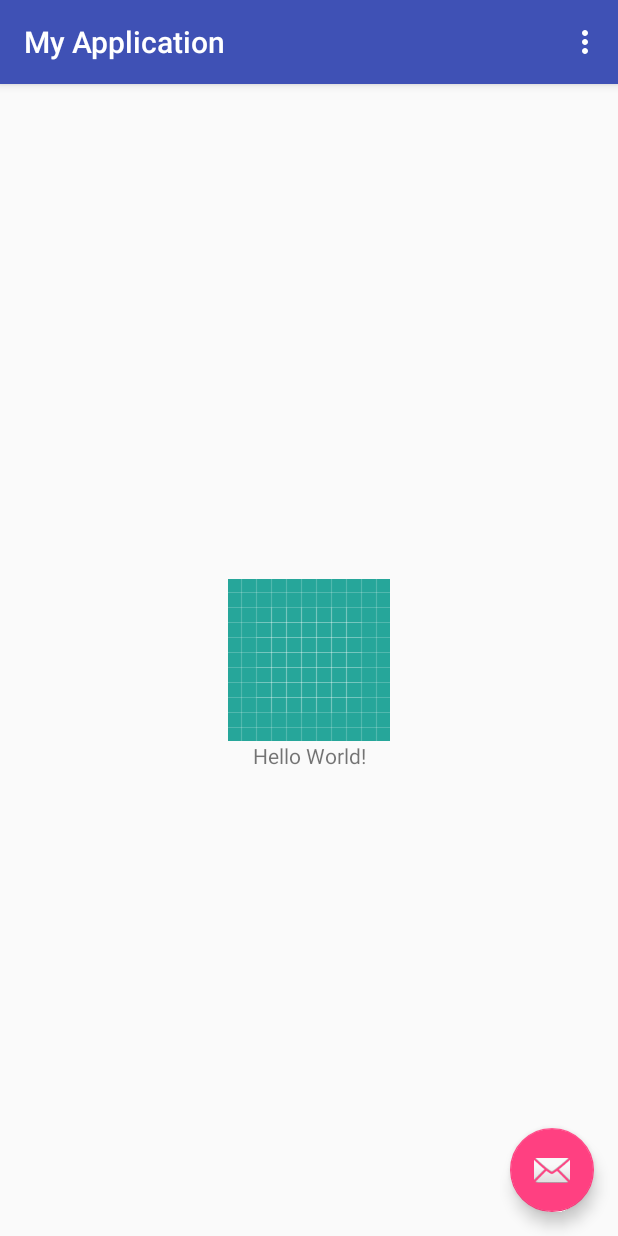
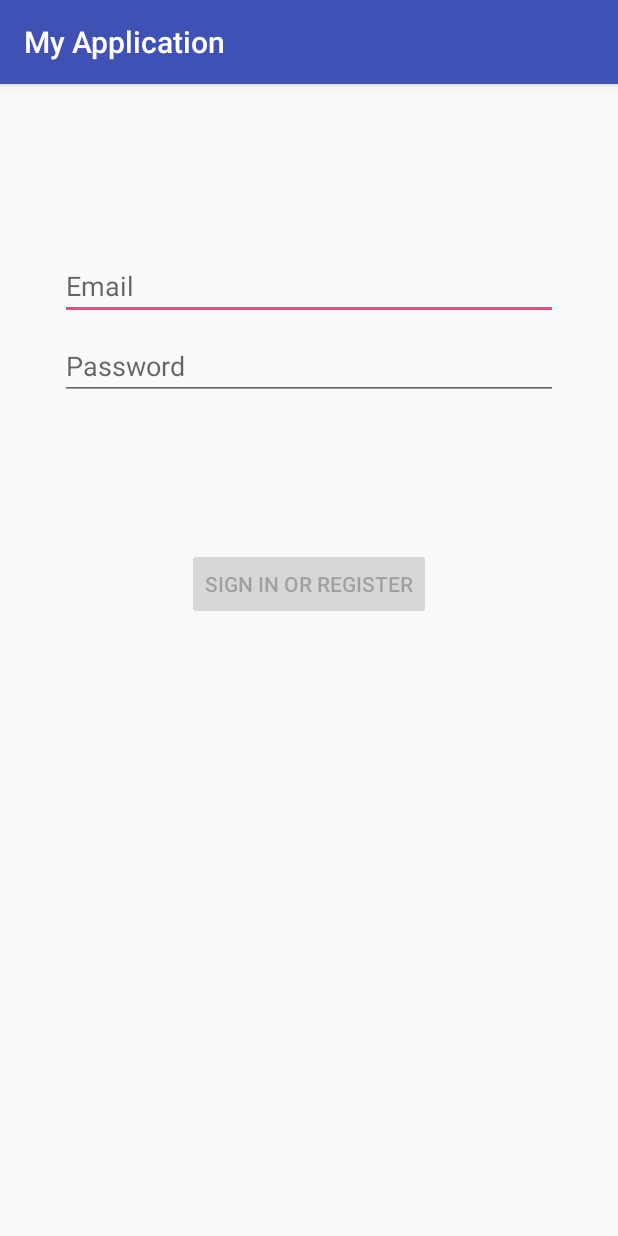
Before and after one commit to parulsinghal12/PracticeApp, an Android app: the screen it shows after launch (MainActivity before the commit, LoginActivity after it), on a phone screen of 412 x 824 dp. Run offline under Robolectric (Android 15) with nearby library versions, the phone set to English and light mode, and no system bars.

Commit message:
Login activity with Room database support. Presenter layer yet to be added.

```diff
--- a/TestApp/app/src/main/java/com/example/lenovo/myapplication/DataManager.java
+++ b/TestApp/app/src/main/java/com/example/lenovo/myapplication/glide/DataManager.java
@@ -1,4 +1,4 @@
-package com.example.lenovo.myapplication;
+package com.example.lenovo.myapplication.glide;
 
 public class DataManager {
 
--- a/TestApp/app/src/main/java/com/example/lenovo/myapplication/Utils.java
+++ b/TestApp/app/src/main/java/com/example/lenovo/myapplication/glide/Utils.java
@@ -1,4 +1,4 @@
-package com.example.lenovo.myapplication;
+package com.example.lenovo.myapplication.glide;
 
 import android.graphics.Bitmap;
 import android.graphics.BitmapFactory;
--- /dev/null
+++ b/TestApp/app/src/main/java/com/example/lenovo/myapplication/mvp/ui/LoginActivity.java
@@ -0,0 +1,16 @@
+package com.example.lenovo.myapplication.mvp.ui;
+
+import androidx.appcompat.app.AppCompatActivity;
+
+import android.os.Bundle;
+
+import com.example.lenovo.myapplication.R;
+
+public class LoginActivity extends AppCompatActivity {
+
+    @Override
+    protected void onCreate(Bundle savedInstanceState) {
+        super.onCreate(savedInstanceState);
+        setContentView(R.layout.activity_login);
+    }
+}
--- /dev/null
+++ b/TestApp/app/src/main/res/layout/activity_login.xml
@@ -0,0 +1,78 @@
+<?xml version="1.0" encoding="utf-8"?>
+<androidx.constraintlayout.widget.ConstraintLayout
+    xmlns:android="http://schemas.android.com/apk/res/android"
+    xmlns:app="http://schemas.android.com/apk/res-auto"
+    xmlns:tools="http://schemas.android.com/tools"
+    android:id="@+id/container"
+    android:layout_width="match_parent"
+    android:layout_height="match_parent"
+    android:paddingBottom="@dimen/activity_vertical_margin"
+    android:paddingLeft="@dimen/activity_horizontal_margin"
+    android:paddingRight="@dimen/activity_horizontal_margin"
+    android:paddingTop="@dimen/activity_vertical_margin"
+    tools:context=".mvp.ui.LoginActivity">
+
+    <EditText
+        android:id="@+id/username"
+        android:layout_width="0dp"
+        android:layout_height="wrap_content"
+        android:layout_marginStart="24dp"
+        android:layout_marginTop="96dp"
+        android:layout_marginEnd="24dp"
+        android:hint="@string/prompt_email"
+        android:inputType="textEmailAddress"
+        android:selectAllOnFocus="true"
+        app:layout_constraintEnd_toEndOf="parent"
+        app:layout_constraintStart_toStartOf="parent"
+        app:layout_constraintTop_toTopOf="parent" />
+
+    <EditText
+        android:id="@+id/password"
+        android:layout_width="0dp"
+        android:layout_height="wrap_content"
+        android:layout_marginStart="24dp"
+        android:layout_marginTop="8dp"
+        android:layout_marginEnd="24dp"
+        android:hint="@string/prompt_password"
+        android:imeActionLabel="@string/action_sign_in_short"
+        android:imeOptions="actionDone"
+        android:inputType="textPassword"
+        android:selectAllOnFocus="true"
+        app:layout_constraintEnd_toEndOf="parent"
+        app:layout_constraintStart_toStartOf="parent"
+        app:layout_constraintTop_toBottomOf="@+id/username" />
+
+    <Button
+        android:id="@+id/login"
+        android:enabled="false"
+        android:layout_width="wrap_content"
+        android:layout_height="wrap_content"
+        android:layout_gravity="start"
+        android:layout_marginStart="48dp"
+        android:layout_marginTop="16dp"
+        android:layout_marginEnd="48dp"
+        android:layout_marginBottom="64dp"
+        android:text="@string/action_sign_in"
+        app:layout_constraintBottom_toBottomOf="parent"
+        app:layout_constraintEnd_toEndOf="parent"
+        app:layout_constraintStart_toStartOf="parent"
+        app:layout_constraintTop_toBottomOf="@+id/password"
+        app:layout_constraintVertical_bias="0.2" />
+
+
+    <ProgressBar
+        android:id="@+id/loading"
+        android:visibility="gone"
+        android:layout_width="wrap_content"
+        android:layout_height="wrap_content"
+        android:layout_gravity="center"
+        android:layout_marginStart="32dp"
+        android:layout_marginTop="64dp"
+        android:layout_marginEnd="32dp"
+        android:layout_marginBottom="64dp"
+        app:layout_constraintBottom_toBottomOf="parent"
+        app:layout_constraintEnd_toEndOf="@+id/password"
+        app:layout_constraintStart_toStartOf="@+id/password"
+        app:layout_constraintTop_toTopOf="parent"
+        app:layout_constraintVertical_bias="0.3" />
+</androidx.constraintlayout.widget.ConstraintLayout>
--- a/TestApp/app/src/main/res/layout/activity_main.xml
+++ b/TestApp/app/src/main/res/layout/activity_main.xml
@@ -4,7 +4,7 @@
     xmlns:tools="http://schemas.android.com/tools"
     android:layout_width="match_parent"
     android:layout_height="match_parent"
-    tools:context=".MainActivity">
+    tools:context=".glide.MainActivity">
 
     <com.google.android.material.appbar.AppBarLayout
         android:layout_width="match_parent"
--- a/TestApp/app/src/main/res/layout/content_main.xml
+++ b/TestApp/app/src/main/res/layout/content_main.xml
@@ -5,7 +5,7 @@
     android:layout_width="match_parent"
     android:layout_height="match_parent"
     app:layout_behavior="@string/appbar_scrolling_view_behavior"
-    tools:context=".MainActivity"
+    tools:context=".glide.MainActivity"
     tools:showIn="@layout/activity_main">
 
     <ImageView
--- a/TestApp/app/src/main/res/menu/menu_main.xml
+++ b/TestApp/app/src/main/res/menu/menu_main.xml
@@ -1,7 +1,7 @@
 <menu xmlns:android="http://schemas.android.com/apk/res/android"
     xmlns:app="http://schemas.android.com/apk/res-auto"
     xmlns:tools="http://schemas.android.com/tools"
-    tools:context="com.example.lenovo.myapplication.MainActivity">
+    tools:context="com.example.lenovo.myapplication.glide.MainActivity">
     <item
         android:id="@+id/action_settings"
         android:orderInCategory="100"
--- a/TestApp/app/src/main/res/values/dimens.xml
+++ b/TestApp/app/src/main/res/values/dimens.xml
@@ -1,3 +1,6 @@
 <resources>
     <dimen name="fab_margin">16dp</dimen>
+    <!-- Default screen margins, per the Android Design guidelines. -->
+    <dimen name="activity_horizontal_margin">16dp</dimen>
+    <dimen name="activity_vertical_margin">16dp</dimen>
 </resources>
--- a/TestApp/app/src/main/res/values/strings.xml
+++ b/TestApp/app/src/main/res/values/strings.xml
@@ -2,4 +2,13 @@
     <string name="app_name">My Application</string>
     <string name="action_settings">Settings</string>
     <string name="action_refresh">Refresh</string>
+    <string name="title_activity_login">LoginActivity</string>
+    <string name="prompt_email">Email</string>
+    <string name="prompt_password">Password</string>
+    <string name="action_sign_in">Sign in or register</string>
+    <string name="action_sign_in_short">Sign in</string>
+    <string name="welcome">"Welcome !"</string>
+    <string name="invalid_username">Not a valid username</string>
+    <string name="invalid_password">Password must be >5 characters</string>
+    <string name="login_failed">"Login failed"</string>
 </resources>
--- a/TestApp/build.gradle
+++ b/TestApp/build.gradle
@@ -8,7 +8,8 @@ buildscript {
     }
     dependencies {
         classpath 'com.android.tools.build:gradle:4.0.1'
-
+        classpath 'com.google.gms:google-services:4.3.3'
+        classpath 'com.google.firebase:firebase-crashlytics-gradle:2.2.0'
 
         // NOTE: Do not place your application dependencies here; they belong
         // in the individual module build.gradle files
```
Also changed, not shown: TestApp/app/build.gradle (+13 -3 lines), TestApp/app/src/main/AndroidManifest.xml (+13 -3 lines), TestApp/app/src/main/java/com/example/lenovo/myapplication/glide/MainActivity.java (renamed from TestApp/app/src/main/java/com/example/lenovo/myapplication/MainActivity.java, +17 -5 lines), TestApp/app/src/main/java/com/example/lenovo/myapplication/mvp/model/User.java (added, +25 -0 lines), TestApp/app/src/main/java/com/example/lenovo/myapplication/mvp/model/UserDatabase.java (added, +27 -0 lines), TestApp/app/src/main/java/com/example/lenovo/myapplication/mvp/model/Userdao.java (added, +19 -0 lines), TestApp/app/src/main/java/com/example/lenovo/myapplication/mvp/ui/IView.java (added, +18 -0 lines), 1 other file.
